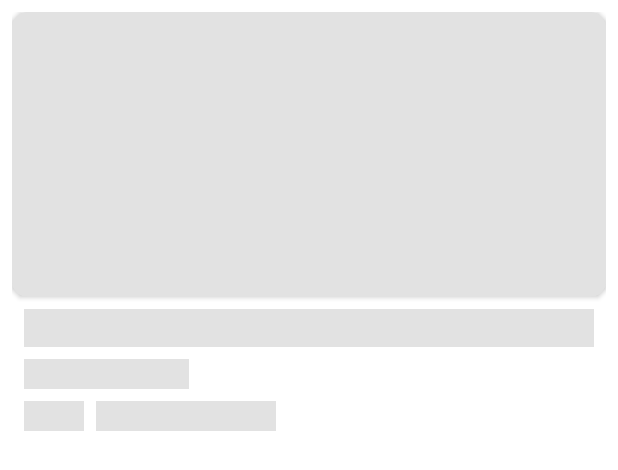
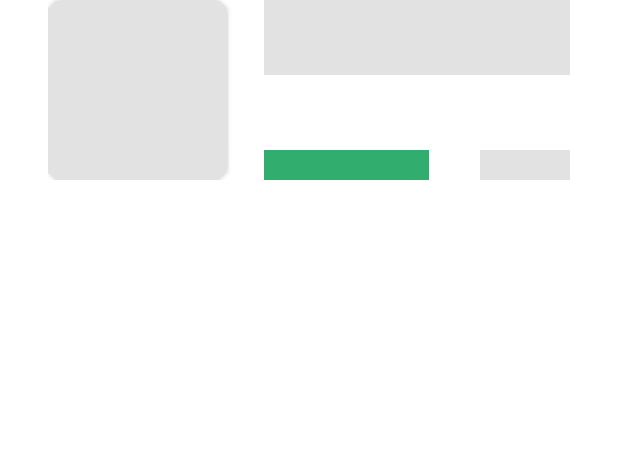
Before and after one commit to MaximilienHe/DroidApp, an Android app: the layout shimmer_post_footer_layout.xml on its own in the app's theme, with its tools: preview values and no code run, on a phone screen of 412 x 824 dp. Shown: the top 470 px of the screen. Run offline under Robolectric (Android 15) with nearby library versions, the phone set to English and light mode, and no system bars.

Commit message:
Changement shimmer post footer

```diff
--- a/app/src/main/res/layout/shimmer_post_footer_layout.xml
+++ b/app/src/main/res/layout/shimmer_post_footer_layout.xml
@@ -1,5 +1,6 @@
 <?xml version="1.0" encoding="utf-8"?>
 <androidx.constraintlayout.widget.ConstraintLayout xmlns:android="http://schemas.android.com/apk/res/android"
+    xmlns:tools="http://schemas.android.com/tools"
     android:layout_width="match_parent"
     android:layout_height="wrap_content"
     xmlns:app="http://schemas.android.com/apk/res-auto">
@@ -9,9 +10,9 @@
         android:id="@+id/ShimmerFrameLayout"
         android:layout_width="match_parent"
         android:layout_height="wrap_content"
-        android:layout_marginStart="8dp"
-        android:layout_marginTop="8dp"
-        android:layout_marginEnd="8dp"
+        android:layout_marginStart="32dp"
+        android:layout_marginEnd="32dp"
+        android:layout_marginBottom="32dp"
         android:visibility="visible"
         app:layout_constraintBottom_toBottomOf="parent"
         app:layout_constraintEnd_toEndOf="parent"
@@ -32,11 +33,13 @@
 
                 <androidx.cardview.widget.CardView
                     android:id="@+id/cardView"
-                    android:layout_width="match_parent"
-                    android:layout_height="190dp"
+                    android:layout_width="120dp"
+                    android:layout_height="120dp"
                     app:cardBackgroundColor="@color/gray"
                     app:cardCornerRadius="10dp"
+                    app:layout_constraintBottom_toBottomOf="parent"
                     app:layout_constraintEnd_toEndOf="parent"
+                    app:layout_constraintHorizontal_bias="0.0"
                     app:layout_constraintStart_toStartOf="parent"
                     app:layout_constraintTop_toTopOf="parent">
 
@@ -46,51 +49,52 @@
                 <TextView
                     android:id="@+id/PostTitle"
                     android:layout_width="0dp"
-                    android:layout_height="25dp"
-                    android:layout_marginStart="8dp"
-                    android:layout_marginTop="8dp"
-                    android:layout_marginEnd="8dp"
+                    android:layout_height="50dp"
+                    android:layout_marginStart="24dp"
                     android:background="@color/gray"
-                    app:layout_constraintEnd_toEndOf="@+id/cardView"
-                    app:layout_constraintStart_toStartOf="@+id/cardView"
-                    app:layout_constraintTop_toBottomOf="@+id/cardView" />
+                    app:layout_constraintBottom_toBottomOf="parent"
+                    app:layout_constraintEnd_toEndOf="parent"
+                    app:layout_constraintStart_toEndOf="@+id/cardView"
+                    app:layout_constraintTop_toTopOf="parent"
+                    app:layout_constraintVertical_bias="0.0" />
 
                 <TextView
                     android:id="@+id/postCategory"
                     android:layout_width="110dp"
                     android:layout_height="20dp"
+
                     android:layout_marginTop="8dp"
-
-                    android:background="@color/gray"
+                    android:background="@color/greenAccentuation"
+                    app:layout_constraintBottom_toBottomOf="parent"
                     app:layout_constraintEnd_toEndOf="parent"
+                    app:layout_constraintEnd_toStartOf="@+id/PostTime"
                     app:layout_constraintHorizontal_bias="0.0"
+                    app:layout_constraintStart_toEndOf="@+id/cardView"
                     app:layout_constraintStart_toStartOf="@+id/PostTitle"
-                    app:layout_constraintTop_toBottomOf="@+id/PostTitle" />
+                    app:layout_constraintTop_toBottomOf="@+id/PostTitle"
+                    app:layout_constraintVertical_bias="1.0" />
 
                 <ImageView
                     android:id="@+id/PostTimeIcon"
-                    android:layout_width="40dp"
-                    android:layout_height="20dp"
-                    android:layout_marginTop="8dp"
-                    android:layout_marginBottom="8dp"
+                    android:layout_width="wrap_content"
+                    android:layout_height="wrap_content"
                     android:background="@color/gray"
-                    app:layout_constraintBottom_toBottomOf="parent"
-                    app:layout_constraintEnd_toEndOf="@+id/postCategory"
-                    app:layout_constraintHorizontal_bias="0.0"
-                    app:layout_constraintStart_toStartOf="@+id/postCategory"
-                    app:layout_constraintTop_toBottomOf="@+id/postCategory" />
+                    app:layout_constraintBottom_toBottomOf="@+id/PostTime"
+                    app:layout_constraintEnd_toEndOf="parent"
+                    app:layout_constraintTop_toTopOf="@+id/PostTime"
+                    app:layout_constraintVertical_bias="0.0" />
 
                 <TextView
                     android:id="@+id/PostTime"
-                    android:layout_width="120dp"
+                    android:layout_width="60dp"
                     android:layout_height="20dp"
-                    android:layout_marginStart="8dp"
                     android:background="@color/gray"
-                    app:layout_constraintBottom_toBottomOf="@+id/PostTimeIcon"
+                    app:layout_constraintBottom_toBottomOf="parent"
                     app:layout_constraintEnd_toEndOf="parent"
-                    app:layout_constraintHorizontal_bias="0.0"
-                    app:layout_constraintStart_toEndOf="@+id/PostTimeIcon"
-                    app:layout_constraintTop_toTopOf="@+id/PostTimeIcon" />
+                    app:layout_constraintHorizontal_bias="1.0"
+                    app:layout_constraintStart_toEndOf="@+id/cardView"
+                    app:layout_constraintTop_toBottomOf="@+id/PostTitle"
+                    app:layout_constraintVertical_bias="1.0" />
 
 
             </androidx.constraintlayout.widget.ConstraintLayout>
```
